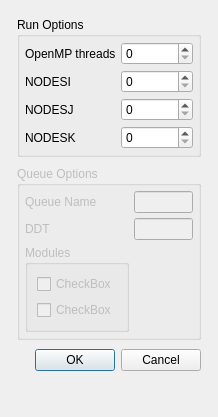
Old version of the form gui/uifiles/run_popup.ui in the repository truongd8593/mfix.
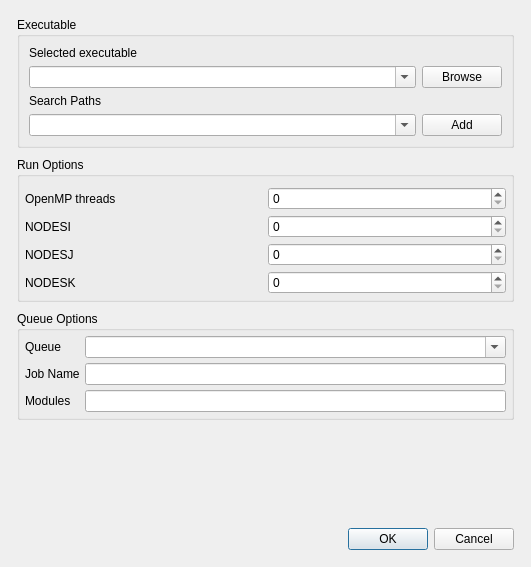
New version of the form.

Commit message: run pane/dialog experiment

```diff
--- a/gui/uifiles/run_popup.ui
+++ b/gui/uifiles/run_popup.ui
@@ -6,16 +6,22 @@
    <rect>
     <x>0</x>
     <y>0</y>
-    <width>218</width>
-    <height>417</height>
+    <width>531</width>
+    <height>567</height>
    </rect>
   </property>
   <property name="windowTitle">
-   <string>Dialog</string>
+   <string>Run</string>
   </property>
   <layout class="QGridLayout" name="gridLayout_4">
-   <item row="1" column="1">
+   <item row="1" column="0">
     <widget class="QFrame" name="frame">
+     <property name="sizePolicy">
+      <sizepolicy hsizetype="Minimum" vsizetype="Minimum">
+       <horstretch>0</horstretch>
+       <verstretch>0</verstretch>
+      </sizepolicy>
+     </property>
      <property name="frameShape">
       <enum>QFrame::NoFrame</enum>
      </property>
@@ -29,23 +35,10 @@
       <property name="spacing">
        <number>9</number>
       </property>
-      <item row="5" column="0">
-       <spacer name="verticalSpacer">
-        <property name="orientation">
-         <enum>Qt::Vertical</enum>
-        </property>
-        <property name="sizeHint" stdset="0">
-         <size>
-          <width>20</width>
-          <height>88</height>
-         </size>
-        </property>
-       </spacer>
-      </item>
       <item row="1" column="0">
        <widget class="QGroupBox" name="groupBox">
         <property name="sizePolicy">
-         <sizepolicy hsizetype="MinimumExpanding" vsizetype="MinimumExpanding">
+         <sizepolicy hsizetype="MinimumExpanding" vsizetype="Minimum">
           <horstretch>0</horstretch>
           <verstretch>0</verstretch>
          </sizepolicy>
@@ -63,7 +56,7 @@
          <property name="spacing">
           <number>5</number>
          </property>
-         <item row="0" column="1">
+         <item row="1" column="1">
           <widget class="QLabel" name="label_threads">
            <property name="sizePolicy">
             <sizepolicy hsizetype="Minimum" vsizetype="Preferred">
@@ -76,46 +69,73 @@
            </property>
           </widget>
          </item>
-         <item row="1" column="1">
+         <item row="2" column="1">
           <widget class="QLabel" name="label_nodesi">
            <property name="text">
             <string>NODESI</string>
            </property>
           </widget>
          </item>
-         <item row="2" column="1">
+         <item row="3" column="1">
           <widget class="QLabel" name="label_nodesj">
            <property name="text">
             <string>NODESJ</string>
            </property>
           </widget>
          </item>
-         <item row="3" column="1">
+         <item row="4" column="1">
           <widget class="QLabel" name="label_nodesk">
            <property name="text">
             <string>NODESK</string>
            </property>
           </widget>
          </item>
-         <item row="2" column="2">
+         <item row="3" column="2">
           <widget class="QSpinBox" name="spinbox_keyword_nodesj"/>
          </item>
-         <item row="3" column="2">
+         <item row="4" column="2">
           <widget class="QSpinBox" name="spinbox_keyword_nodesk"/>
          </item>
-         <item row="0" column="2">
+         <item row="1" column="2">
           <widget class="QSpinBox" name="spinbox_threads"/>
          </item>
-         <item row="1" column="2">
+         <item row="2" column="2">
           <widget class="QSpinBox" name="spinbox_keyword_nodesi"/>
          </item>
+         <item row="0" column="1" colspan="2">
+          <widget class="QFrame" name="frame_2">
+           <property name="frameShape">
+            <enum>QFrame::NoFrame</enum>
+           </property>
+           <property name="frameShadow">
+            <enum>QFrame::Plain</enum>
+           </property>
+           <property name="lineWidth">
+            <number>0</number>
+           </property>
+           <layout class="QHBoxLayout" name="horizontalLayout">
+            <property name="spacing">
+             <number>0</number>
+            </property>
+            <property name="margin">
+             <number>0</number>
+            </property>
+           </layout>
+          </widget>
+         </item>
         </layout>
        </widget>
       </item>
-      <item row="2" column="0">
+      <item row="4" column="0">
        <widget class="QGroupBox" name="groupBox_2">
         <property name="enabled">
-         <bool>false</bool>
+         <bool>true</bool>
+        </property>
+        <property name="sizePolicy">
+         <sizepolicy hsizetype="Preferred" vsizetype="Minimum">
+          <horstretch>0</horstretch>
+          <verstretch>0</verstretch>
+         </sizepolicy>
         </property>
         <property name="title">
          <string>Queue Options</string>
@@ -133,131 +153,124 @@
          <item row="0" column="0">
           <widget class="QLabel" name="label_5">
            <property name="text">
-            <string>Queue Name</string>
-           </property>
-          </widget>
-         </item>
-         <item row="0" column="1">
-          <widget class="QLineEdit" name="lineEdit">
-           <property name="enabled">
-            <bool>false</bool>
-           </property>
-          </widget>
-         </item>
-         <item row="1" column="0">
-          <widget class="QLabel" name="label">
-           <property name="text">
-            <string>DDT</string>
+            <string>Queue</string>
            </property>
           </widget>
          </item>
          <item row="1" column="1">
           <widget class="QLineEdit" name="lineEdit_2">
            <property name="enabled">
-            <bool>false</bool>
+            <bool>true</bool>
+           </property>
+          </widget>
+         </item>
+         <item row="0" column="1">
+          <widget class="QComboBox" name="comboBox">
+           <property name="editable">
+            <bool>true</bool>
+           </property>
+          </widget>
+         </item>
+         <item row="1" column="0">
+          <widget class="QLabel" name="label">
+           <property name="text">
+            <string>Job Name</string>
            </property>
           </widget>
          </item>
          <item row="2" column="0">
-          <widget class="QGroupBox" name="groupBox_3">
-           <property name="enabled">
-            <bool>false</bool>
-           </property>
-           <property name="sizePolicy">
-            <sizepolicy hsizetype="MinimumExpanding" vsizetype="MinimumExpanding">
-             <horstretch>0</horstretch>
-             <verstretch>0</verstretch>
-            </sizepolicy>
-           </property>
-           <property name="title">
+          <widget class="QLabel" name="label_2">
+           <property name="text">
             <string>Modules</string>
            </property>
-           <property name="flat">
-            <bool>true</bool>
-           </property>
-           <layout class="QGridLayout" name="gridLayout_5">
-            <item row="0" column="0">
-             <widget class="QCheckBox" name="checkBox">
-              <property name="text">
-               <string>CheckBox</string>
-              </property>
-             </widget>
-            </item>
-            <item row="1" column="0">
-             <widget class="QCheckBox" name="checkBox_2">
-              <property name="text">
-               <string>CheckBox</string>
-              </property>
-             </widget>
-            </item>
-           </layout>
           </widget>
          </item>
+         <item row="2" column="1">
+          <widget class="QLineEdit" name="lineEdit"/>
+         </item>
         </layout>
        </widget>
       </item>
-      <item row="4" column="0">
+      <item row="6" column="0">
        <widget class="QDialogButtonBox" name="buttonBox">
         <property name="standardButtons">
          <set>QDialogButtonBox::Cancel|QDialogButtonBox::Ok</set>
         </property>
        </widget>
       </item>
+      <item row="5" column="0">
+       <spacer name="verticalSpacer">
+        <property name="orientation">
+         <enum>Qt::Vertical</enum>
+        </property>
+        <property name="sizeHint" stdset="0">
+         <size>
+          <width>20</width>
+          <height>40</height>
+         </size>
+        </property>
+       </spacer>
+      </item>
+      <item row="0" column="0">
+       <widget class="QGroupBox" name="groupBox_3">
+        <property name="title">
+         <string>Executable</string>
+        </property>
+        <layout class="QGridLayout" name="gridLayout_5">
+         <item row="0" column="0">
+          <widget class="QLabel" name="label_3">
+           <property name="text">
+            <string>Selected executable</string>
+           </property>
+          </widget>
+         </item>
+         <item row="2" column="0">
+          <widget class="QLabel" name="label_4">
+           <property name="text">
+            <string>Search Paths</string>
+           </property>
+          </widget>
+         </item>
+         <item row="3" column="2">
+          <widget class="QPushButton" name="pushButton_2">
+           <property name="text">
+            <string>Add</string>
+           </property>
+          </widget>
+         </item>
+         <item row="3" column="0">
+          <widget class="QComboBox" name="comboBox_3">
+           <property name="editable">
+            <bool>true</bool>
+           </property>
+          </widget>
+         </item>
+         <item row="1" column="0">
+          <widget class="QComboBox" name="comboBox_2">
+           <property name="editable">
+            <bool>true</bool>
+           </property>
+          </widget>
+         </item>
+         <item row="1" column="2">
+          <widget class="QPushButton" name="pushButton">
+           <property name="sizePolicy">
+            <sizepolicy hsizetype="Maximum" vsizetype="Fixed">
+             <horstretch>0</horstretch>
+             <verstretch>0</verstretch>
+            </sizepolicy>
+           </property>
+           <property name="text">
+            <string>Browse</string>
+           </property>
+          </widget>
+         </item>
+        </layout>
+       </widget>
+      </item>
      </layout>
     </widget>
    </item>
-   <item row="0" column="1">
-    <spacer name="verticalSpacer_2">
-     <property name="orientation">
-      <enum>Qt::Vertical</enum>
-     </property>
-     <property name="sizeHint" stdset="0">
-      <size>
-       <width>20</width>
-       <height>40</height>
-      </size>
-     </property>
-    </spacer>
-   </item>
-   <item row="1" column="0">
-    <spacer name="horizontalSpacer">
-     <property name="orientation">
-      <enum>Qt::Horizontal</enum>
-     </property>
-     <property name="sizeHint" stdset="0">
-      <size>
-       <width>40</width>
-       <height>20</height>
-      </size>
-     </property>
-    </spacer>
-   </item>
-   <item row="2" column="1">
-    <spacer name="verticalSpacer_3">
-     <property name="orientation">
-      <enum>Qt::Vertical</enum>
-     </property>
-     <property name="sizeHint" stdset="0">
-      <size>
-       <width>20</width>
-       <height>40</height>
-      </size>
-     </property>
-    </spacer>
-   </item>
-   <item row="1" column="2">
-    <spacer name="horizontalSpacer_2">
-     <property name="orientation">
-      <enum>Qt::Horizontal</enum>
-     </property>
-     <property name="sizeHint" stdset="0">
-      <size>
-       <width>40</width>
-       <height>20</height>
-      </size>
-     </property>
-    </spacer>
-   </item>
   </layout>
  </widget>
  <resources/>
```
The commit also changes 1 other file.
